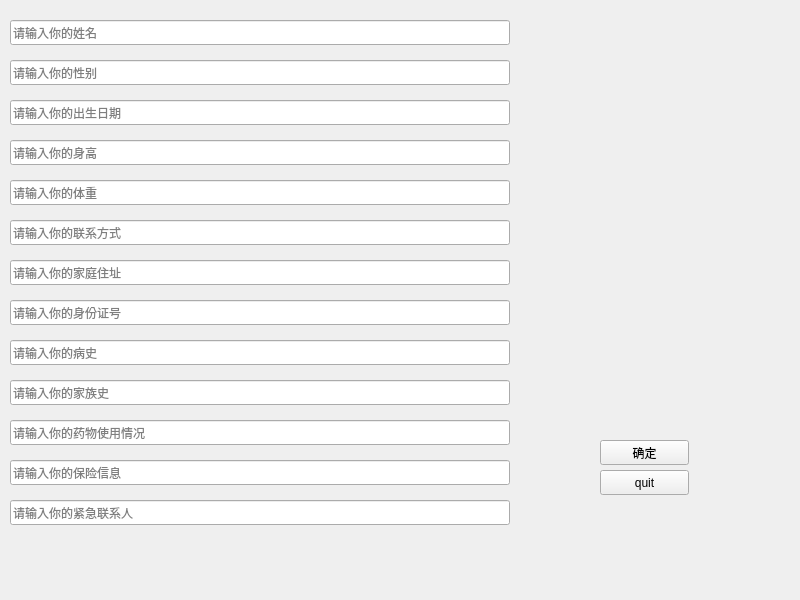
This is demo1/per_information.ui in KeviaWang/work as Qt 5 draws it before an edit. The edited form follows.
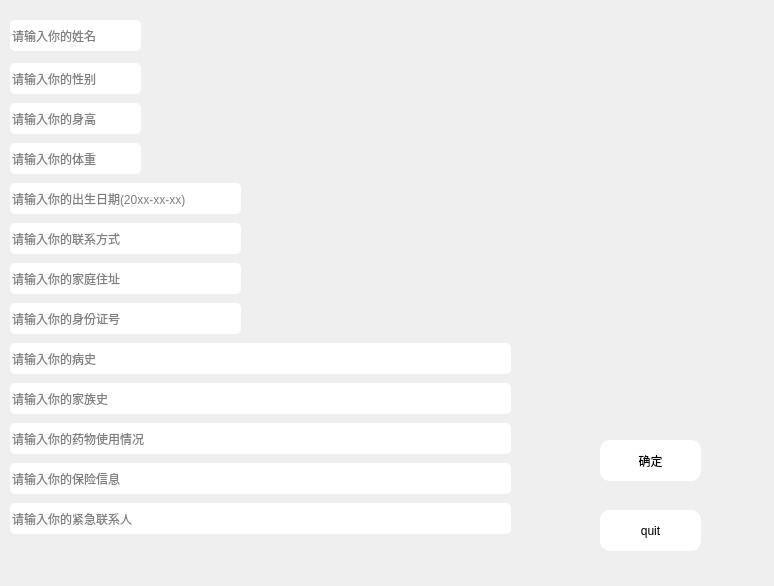
This is the edited form. Icons and pictures are not drawn.

Patch:
```diff
--- a/demo1/per_information.ui
+++ b/demo1/per_information.ui
@@ -6,22 +6,30 @@
    <rect>
     <x>0</x>
     <y>0</y>
-    <width>800</width>
-    <height>600</height>
+    <width>774</width>
+    <height>586</height>
    </rect>
   </property>
   <property name="windowTitle">
    <string>Form</string>
   </property>
+  <property name="styleSheet">
+   <string notr="true">#per_information{border-image: url(:/picture/蓝色渐变.jpg);}</string>
+  </property>
   <widget class="QPushButton" name="pushButton">
    <property name="geometry">
     <rect>
      <x>600</x>
-     <y>470</y>
-     <width>89</width>
-     <height>25</height>
+     <y>510</y>
+     <width>101</width>
+     <height>41</height>
     </rect>
    </property>
+   <property name="styleSheet">
+    <string notr="true">#pushButton{border-radius:10px;}
+#pushButton{background-color: rgb(255, 255, 255);}
+</string>
+   </property>
    <property name="text">
     <string>quit</string>
    </property>
@@ -30,11 +38,16 @@
    <property name="geometry">
     <rect>
      <x>10</x>
-     <y>180</y>
-     <width>500</width>
-     <height>25</height>
+     <y>143</y>
+     <width>131</width>
+     <height>31</height>
     </rect>
    </property>
+   <property name="styleSheet">
+    <string notr="true">#lineEdit_5{border-radius:5px;}
+#lineEdit_5{background-color: rgb(255, 255, 255);}
+</string>
+   </property>
    <property name="placeholderText">
     <string>请输入你的体重</string>
    </property>
@@ -44,10 +57,15 @@
     <rect>
      <x>10</x>
      <y>20</y>
-     <width>500</width>
-     <height>25</height>
+     <width>131</width>
+     <height>31</height>
     </rect>
    </property>
+   <property name="styleSheet">
+    <string notr="true">#lineEdit{border-radius:5px;}
+#lineEdit{background-color: rgb(255, 255, 255);}
+</string>
+   </property>
    <property name="placeholderText">
     <string>请输入你的姓名</string>
    </property>
@@ -56,11 +74,16 @@
    <property name="geometry">
     <rect>
      <x>10</x>
-     <y>500</y>
-     <width>500</width>
-     <height>25</height>
+     <y>503</y>
+     <width>501</width>
+     <height>31</height>
     </rect>
    </property>
+   <property name="styleSheet">
+    <string notr="true">#lineEdit_13{border-radius:5px;}
+#lineEdit_13{background-color: rgb(255, 255, 255);}
+</string>
+   </property>
    <property name="placeholderText">
     <string>请输入你的紧急联系人</string>
    </property>
@@ -69,11 +92,19 @@
    <property name="geometry">
     <rect>
      <x>10</x>
-     <y>300</y>
-     <width>500</width>
-     <height>25</height>
+     <y>303</y>
+     <width>231</width>
+     <height>31</height>
     </rect>
    </property>
+   <property name="styleSheet">
+    <string notr="true">#lineEdit_8{border-radius:5px;}
+#lineEdit_8{background-color: rgb(255, 255, 255);}
+</string>
+   </property>
+   <property name="text">
+    <string/>
+   </property>
    <property name="placeholderText">
     <string>请输入你的身份证号</string>
    </property>
@@ -82,11 +113,16 @@
    <property name="geometry">
     <rect>
      <x>10</x>
-     <y>460</y>
-     <width>500</width>
-     <height>25</height>
+     <y>463</y>
+     <width>501</width>
+     <height>31</height>
     </rect>
    </property>
+   <property name="styleSheet">
+    <string notr="true">#lineEdit_12{border-radius:5px;}
+#lineEdit_12{background-color: rgb(255, 255, 255);}
+</string>
+   </property>
    <property name="placeholderText">
     <string>请输入你的保险信息</string>
    </property>
@@ -95,11 +131,16 @@
    <property name="geometry">
     <rect>
      <x>10</x>
-     <y>60</y>
-     <width>500</width>
-     <height>25</height>
+     <y>63</y>
+     <width>131</width>
+     <height>31</height>
     </rect>
    </property>
+   <property name="styleSheet">
+    <string notr="true">#lineEdit_2{border-radius:5px;}
+#lineEdit_2{background-color: rgb(255, 255, 255);}
+</string>
+   </property>
    <property name="placeholderText">
     <string>请输入你的性别</string>
    </property>
@@ -108,11 +149,19 @@
    <property name="geometry">
     <rect>
      <x>10</x>
-     <y>220</y>
-     <width>500</width>
-     <height>25</height>
+     <y>223</y>
+     <width>231</width>
+     <height>31</height>
     </rect>
    </property>
+   <property name="styleSheet">
+    <string notr="true">#lineEdit_6{border-radius:5px;}
+#lineEdit_6{background-color: rgb(255, 255, 255);}
+</string>
+   </property>
+   <property name="text">
+    <string/>
+   </property>
    <property name="placeholderText">
     <string>请输入你的联系方式</string>
    </property>
@@ -122,10 +171,15 @@
     <rect>
      <x>600</x>
      <y>440</y>
-     <width>89</width>
-     <height>25</height>
+     <width>101</width>
+     <height>41</height>
     </rect>
    </property>
+   <property name="styleSheet">
+    <string notr="true">#pushButton_2{border-radius:10px;}
+#pushButton_2{background-color: rgb(255, 255, 255);}
+</string>
+   </property>
    <property name="text">
     <string>确定</string>
    </property>
@@ -134,11 +188,16 @@
    <property name="geometry">
     <rect>
      <x>10</x>
-     <y>340</y>
-     <width>500</width>
-     <height>25</height>
+     <y>343</y>
+     <width>501</width>
+     <height>31</height>
     </rect>
    </property>
+   <property name="styleSheet">
+    <string notr="true">#lineEdit_9{border-radius:5px;}
+#lineEdit_9{background-color: rgb(255, 255, 255);}
+</string>
+   </property>
    <property name="placeholderText">
     <string>请输入你的病史</string>
    </property>
@@ -147,24 +206,34 @@
    <property name="geometry">
     <rect>
      <x>10</x>
-     <y>100</y>
-     <width>500</width>
-     <height>25</height>
+     <y>183</y>
+     <width>231</width>
+     <height>31</height>
     </rect>
    </property>
+   <property name="styleSheet">
+    <string notr="true">#lineEdit_3{border-radius:5px;}
+#lineEdit_3{background-color: rgb(255, 255, 255);}
+</string>
+   </property>
    <property name="placeholderText">
-    <string>请输入你的出生日期</string>
+    <string>请输入你的出生日期(20xx-xx-xx)</string>
    </property>
   </widget>
   <widget class="QLineEdit" name="lineEdit_10">
    <property name="geometry">
     <rect>
      <x>10</x>
-     <y>380</y>
-     <width>500</width>
-     <height>25</height>
+     <y>383</y>
+     <width>501</width>
+     <height>31</height>
     </rect>
    </property>
+   <property name="styleSheet">
+    <string notr="true">#lineEdit_10{border-radius:5px;}
+#lineEdit_10{background-color: rgb(255, 255, 255);}
+</string>
+   </property>
    <property name="placeholderText">
     <string>请输入你的家族史</string>
    </property>
@@ -173,11 +242,16 @@
    <property name="geometry">
     <rect>
      <x>10</x>
-     <y>260</y>
-     <width>500</width>
-     <height>25</height>
+     <y>263</y>
+     <width>231</width>
+     <height>31</height>
     </rect>
    </property>
+   <property name="styleSheet">
+    <string notr="true">#lineEdit_7{border-radius:5px;}
+#lineEdit_7{background-color: rgb(255, 255, 255);}
+</string>
+   </property>
    <property name="placeholderText">
     <string>请输入你的家庭住址</string>
    </property>
@@ -186,11 +260,16 @@
    <property name="geometry">
     <rect>
      <x>10</x>
-     <y>420</y>
-     <width>500</width>
-     <height>25</height>
+     <y>423</y>
+     <width>501</width>
+     <height>31</height>
     </rect>
    </property>
+   <property name="styleSheet">
+    <string notr="true">#lineEdit_11{border-radius:5px;}
+#lineEdit_11{background-color: rgb(255, 255, 255);}
+</string>
+   </property>
    <property name="placeholderText">
     <string>请输入你的药物使用情况</string>
    </property>
@@ -199,11 +278,16 @@
    <property name="geometry">
     <rect>
      <x>10</x>
-     <y>140</y>
-     <width>500</width>
-     <height>25</height>
+     <y>103</y>
+     <width>131</width>
+     <height>31</height>
     </rect>
    </property>
+   <property name="styleSheet">
+    <string notr="true">#lineEdit_4{border-radius:5px;}
+#lineEdit_4{background-color: rgb(255, 255, 255);}
+</string>
+   </property>
    <property name="placeholderText">
     <string>请输入你的身高</string>
    </property>
```
Left out of the diff: 13 changed lines with no effect on the pictures.
